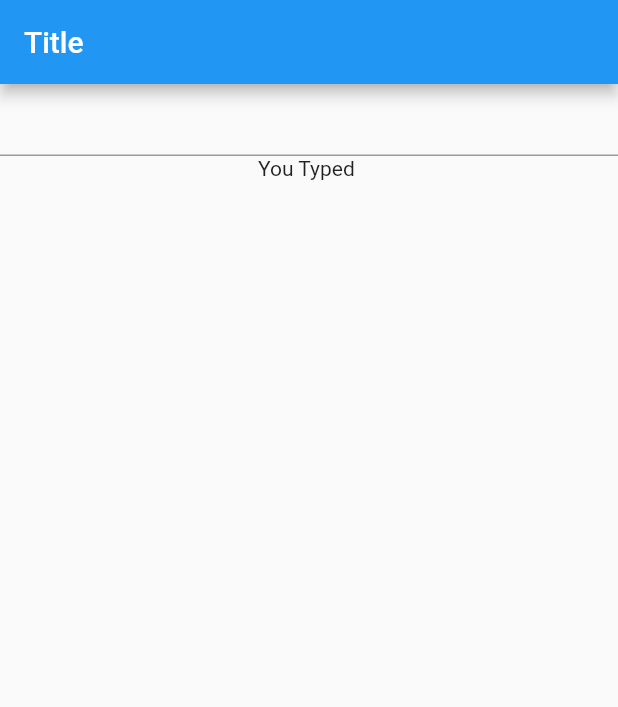
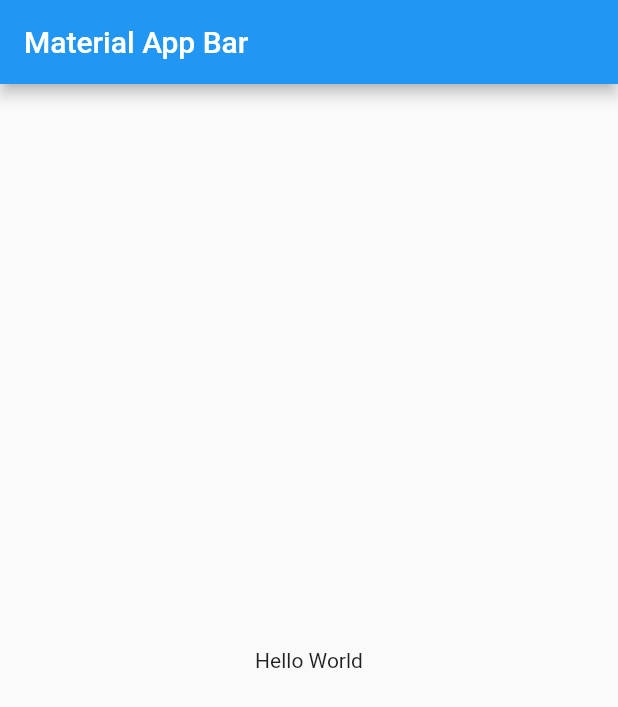
Before and after one commit to DeepakKishore-S/bloc_example_notes, a Flutter app: the screen it shows after launch, on a phone screen of 412 x 824 dp. Shown: the top 707 px of the screen. Run offline on Flutter 3.47's test engine with Material 2 defaults, Android fonts, the light colour scheme and no system bars; our stand-ins replace flutter_hooks.

Commit message:
example 3

```diff
--- /dev/null
+++ b/lib/example2_main.dart
@@ -0,0 +1,45 @@
+import 'package:flutter/material.dart';
+import 'package:flutter_hooks/flutter_hooks.dart';
+
+void main() => runApp(const MyApp());
+
+class MyApp extends StatelessWidget {
+  const MyApp({super.key});
+
+  @override
+  Widget build(BuildContext context) {
+    return MaterialApp(
+      title: 'Material App',
+      home: HomePage(),
+    );
+  }
+}
+
+class HomePage extends HookWidget {
+  const HomePage({super.key});
+
+  @override
+  Widget build(BuildContext context) {
+    final controller = useTextEditingController();
+    final text = useState("");
+    useEffect(() {
+      controller.addListener(() {
+        text.value = controller.text;
+      });
+      return null;
+    },[controller]);
+    return Scaffold(
+      appBar: AppBar(
+        title: const Text('Title'),
+      ),
+      body: Container(
+        child: Column(
+          children: <Widget>[
+            TextField(controller: controller,),
+            Text("You Typed ${text.value}")
+          ],
+        ),
+      ),
+    );
+  }
+}
--- /dev/null
+++ b/lib/example3_main.dart
@@ -0,0 +1,53 @@
+import 'package:flutter/material.dart';
+import 'package:flutter/services.dart';
+import 'package:flutter_hooks/flutter_hooks.dart';
+
+void main() => runApp(const MyApp());
+
+class MyApp extends StatelessWidget {
+  const MyApp({super.key});
+
+  @override
+  Widget build(BuildContext context) {
+    return const MaterialApp(
+      title: 'Material App',
+      home: HomePage(),
+    );
+  }
+}
+
+extension CompactMap<T> on Iterable<T?> {
+  Iterable<T> compactMap<E>([
+    E? Function(T?)? transform,
+  ]) =>
+      map(
+        transform ?? (e) => e,
+      ).where((e) => e != null).cast();
+}
+
+const String url = "https://images.unsplash.com/photo-1528892952291-009c663ce843?ixlib=rb-4.0.3&ixid=MnwxMjA3fDB8MHxwaG90by1wYWdlfHx8fGVufDB8fHx8&auto=format&fit=crop&w=644&q=80";
+
+class HomePage extends HookWidget {
+  const HomePage({super.key});
+
+  @override
+  Widget build(BuildContext context) {
+    final future = useMemoized(() => NetworkAssetBundle(Uri.parse(url))
+        .load(url)
+        .then((value) => value.buffer.asUint8List())
+        .then((value) => Image.memory(value)));
+
+    final snapshot = useFuture(future);
+
+    return Scaffold(
+      appBar: AppBar(
+        title: const Text('Material App Bar'),
+      ),
+      body: Column(
+        children: [
+          snapshot.data
+        ].compactMap().toList(),
+      ),
+    );
+  }
+}
--- a/lib/main.dart
+++ b/lib/main.dart
@@ -8,7 +8,7 @@ class MyApp extends StatelessWidget {
 
   @override
   Widget build(BuildContext context) {
-    return MaterialApp(
+    return const MaterialApp(
       title: 'Material App',
       home: HomePage(),
     );
@@ -20,26 +20,13 @@ class HomePage extends HookWidget {
 
   @override
   Widget build(BuildContext context) {
-    final controller = useTextEditingController();
-    final text = useState("");
-    useEffect(() {
-      controller.addListener(() {
-        text.value = controller.text;
-      });
-      return null;
-    },[controller]);
     return Scaffold(
-      appBar: AppBar(
-        title: const Text('Title'),
-      ),
-      body: Container(
-        child: Column(
-          children: <Widget>[
-            TextField(controller: controller,),
-            Text("You Typed ${text.value}")
-          ],
+        appBar: AppBar(
+          title: const Text('Material App Bar'),
         ),
-      ),
-    );
+        body: const Center(
+          child: Text('Hello World'),
+        ),
+      );
   }
 }
```
